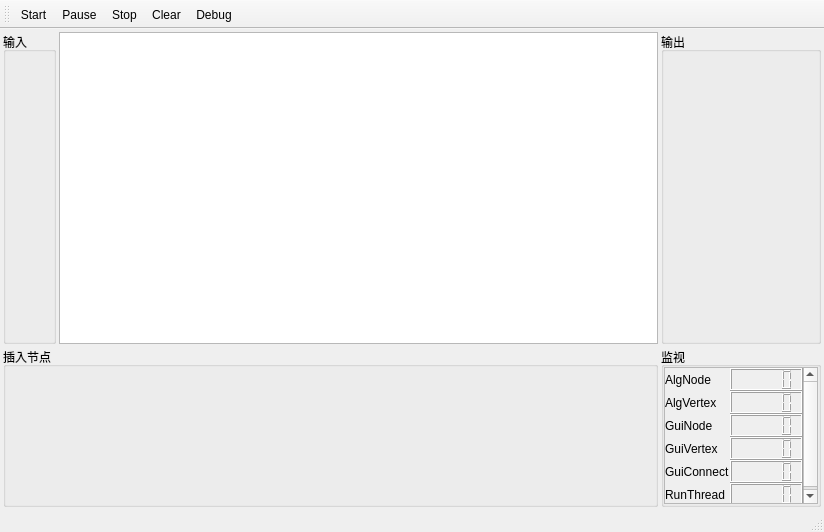
The window that Crystal Software (Qt)/Framework/Controller.ui (yyx112358/Crystal-Software-Platform) describes before a commit, drawn with Qt 5.
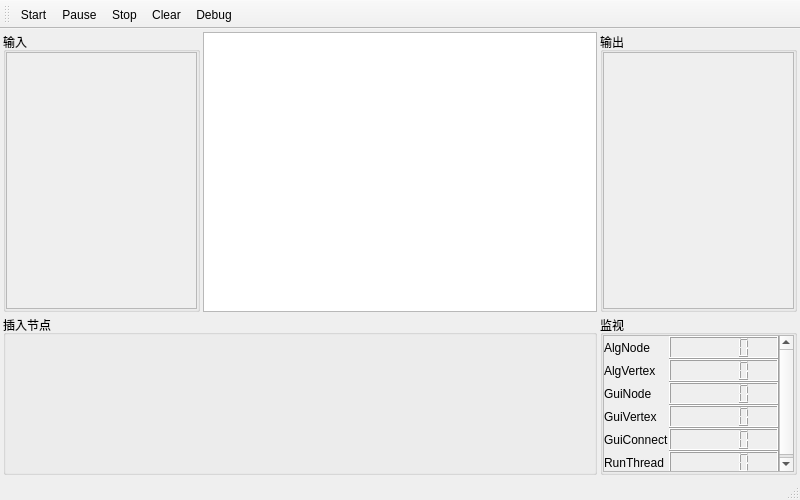
The same window after the commit.

Commit message: 使用QEnableSharedFromThis<T>来一定程度简化程序，并加入输入、输出节点

Diff of the .ui file:
```diff
--- a/Crystal Software (Qt)/Framework/Controller.ui
+++ b/Crystal Software (Qt)/Framework/Controller.ui
@@ -6,8 +6,8 @@
    <rect>
     <x>0</x>
     <y>0</y>
-    <width>824</width>
-    <height>532</height>
+    <width>800</width>
+    <height>500</height>
    </rect>
   </property>
   <property name="windowTitle">
@@ -30,34 +30,129 @@
     <property name="spacing">
      <number>3</number>
     </property>
-    <item row="0" column="2">
-     <widget class="QGroupBox" name="groupBox_Output">
-      <property name="title">
-       <string>输出</string>
-      </property>
-      <layout class="QVBoxLayout" name="verticalLayout_Output"/>
-     </widget>
-    </item>
-    <item row="0" column="1">
-     <widget class="QGraphicsView" name="graphicsView"/>
-    </item>
     <item row="0" column="0">
      <widget class="QGroupBox" name="groupBox_Input">
+      <property name="sizePolicy">
+       <sizepolicy hsizetype="Maximum" vsizetype="Preferred">
+        <horstretch>0</horstretch>
+        <verstretch>0</verstretch>
+       </sizepolicy>
+      </property>
+      <property name="maximumSize">
+       <size>
+        <width>200</width>
+        <height>16777215</height>
+       </size>
+      </property>
       <property name="title">
        <string>输入</string>
       </property>
-      <layout class="QVBoxLayout" name="verticalLayout_Input"/>
+      <layout class="QVBoxLayout" name="verticalLayout_Input">
+       <property name="spacing">
+        <number>0</number>
+       </property>
+       <property name="leftMargin">
+        <number>0</number>
+       </property>
+       <property name="topMargin">
+        <number>0</number>
+       </property>
+       <property name="rightMargin">
+        <number>0</number>
+       </property>
+       <property name="bottomMargin">
+        <number>0</number>
+       </property>
+       <item>
+        <widget class="QScrollArea" name="scrollArea_2">
+         <property name="widgetResizable">
+          <bool>true</bool>
+         </property>
+         <widget class="QWidget" name="scrollAreaWidgetContents_Input">
+          <property name="geometry">
+           <rect>
+            <x>0</x>
+            <y>0</y>
+            <width>193</width>
+            <height>254</height>
+           </rect>
+          </property>
+          <layout class="QVBoxLayout" name="verticalLayout_3">
+           <property name="leftMargin">
+            <number>0</number>
+           </property>
+           <property name="rightMargin">
+            <number>0</number>
+           </property>
+          </layout>
+         </widget>
+        </widget>
+       </item>
+      </layout>
      </widget>
     </item>
-    <item row="1" column="0" colspan="2">
-     <widget class="QGroupBox" name="groupBox_Node">
+    <item row="0" column="3">
+     <widget class="QGroupBox" name="groupBox_Output">
+      <property name="sizePolicy">
+       <sizepolicy hsizetype="Maximum" vsizetype="Preferred">
+        <horstretch>0</horstretch>
+        <verstretch>0</verstretch>
+       </sizepolicy>
+      </property>
+      <property name="maximumSize">
+       <size>
+        <width>200</width>
+        <height>16777215</height>
+       </size>
+      </property>
       <property name="title">
-       <string>插入节点</string>
+       <string>输出</string>
       </property>
-      <layout class="QGridLayout" name="gridLayout_Node"/>
+      <layout class="QVBoxLayout" name="verticalLayout_2">
+       <property name="spacing">
+        <number>0</number>
+       </property>
+       <property name="leftMargin">
+        <number>0</number>
+       </property>
+       <property name="topMargin">
+        <number>0</number>
+       </property>
+       <property name="rightMargin">
+        <number>0</number>
+       </property>
+       <property name="bottomMargin">
+        <number>0</number>
+       </property>
+       <item>
+        <widget class="QScrollArea" name="scrollArea_3">
+         <property name="widgetResizable">
+          <bool>true</bool>
+         </property>
+         <widget class="QWidget" name="scrollAreaWidgetContents_3">
+          <property name="geometry">
+           <rect>
+            <x>0</x>
+            <y>0</y>
+            <width>193</width>
+            <height>254</height>
+           </rect>
+          </property>
+          <layout class="QVBoxLayout" name="verticalLayout_4">
+           <property name="leftMargin">
+            <number>0</number>
+           </property>
+           <property name="rightMargin">
+            <number>0</number>
+           </property>
+          </layout>
+         </widget>
+        </widget>
+       </item>
+      </layout>
      </widget>
     </item>
-    <item row="1" column="2">
+    <item row="1" column="3">
      <widget class="QGroupBox" name="groupBox_Monitor">
       <property name="sizePolicy">
        <sizepolicy hsizetype="Minimum" vsizetype="Maximum">
@@ -112,7 +207,7 @@
            <rect>
             <x>0</x>
             <y>0</y>
-            <width>156</width>
+            <width>193</width>
             <height>138</height>
            </rect>
           </property>
@@ -208,6 +303,17 @@
       </layout>
      </widget>
     </item>
+    <item row="0" column="1" colspan="2">
+     <widget class="QGraphicsView" name="graphicsView"/>
+    </item>
+    <item row="1" column="0" colspan="3">
+     <widget class="QGroupBox" name="groupBox_Node">
+      <property name="title">
+       <string>插入节点</string>
+      </property>
+      <layout class="QGridLayout" name="gridLayout_Node"/>
+     </widget>
+    </item>
    </layout>
   </widget>
   <widget class="QMenuBar" name="menuBar">
```
Left out of the diff: 4 changed lines with no effect on the pictures. The commit also changes 21 other files.
